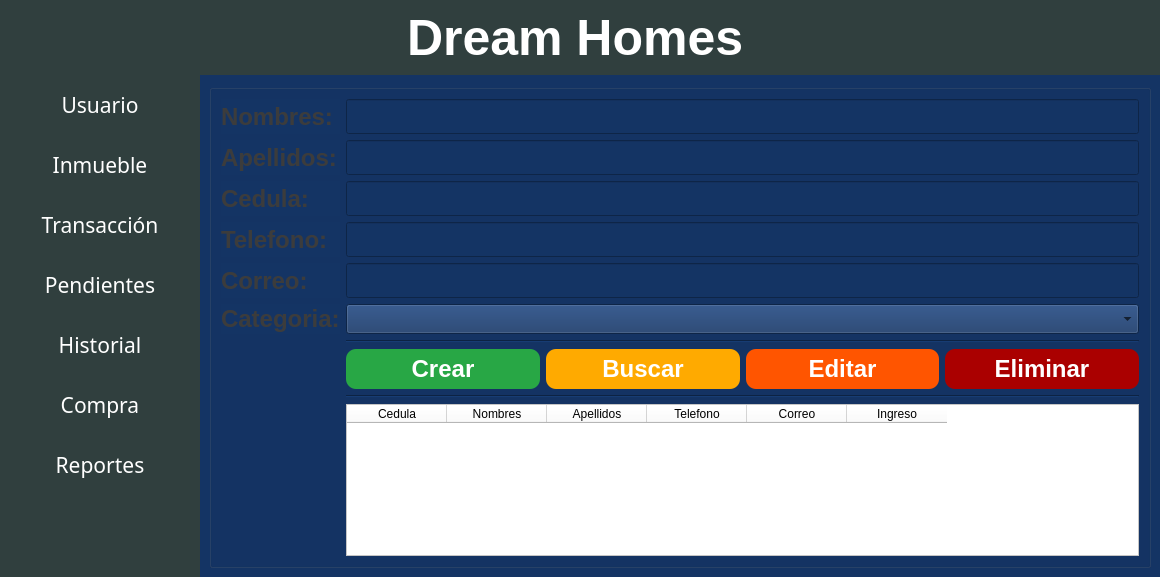
First picture: the form in view/menu_principal.ui, repository JhustynC/TF_BaseDeDatos, before the edit.
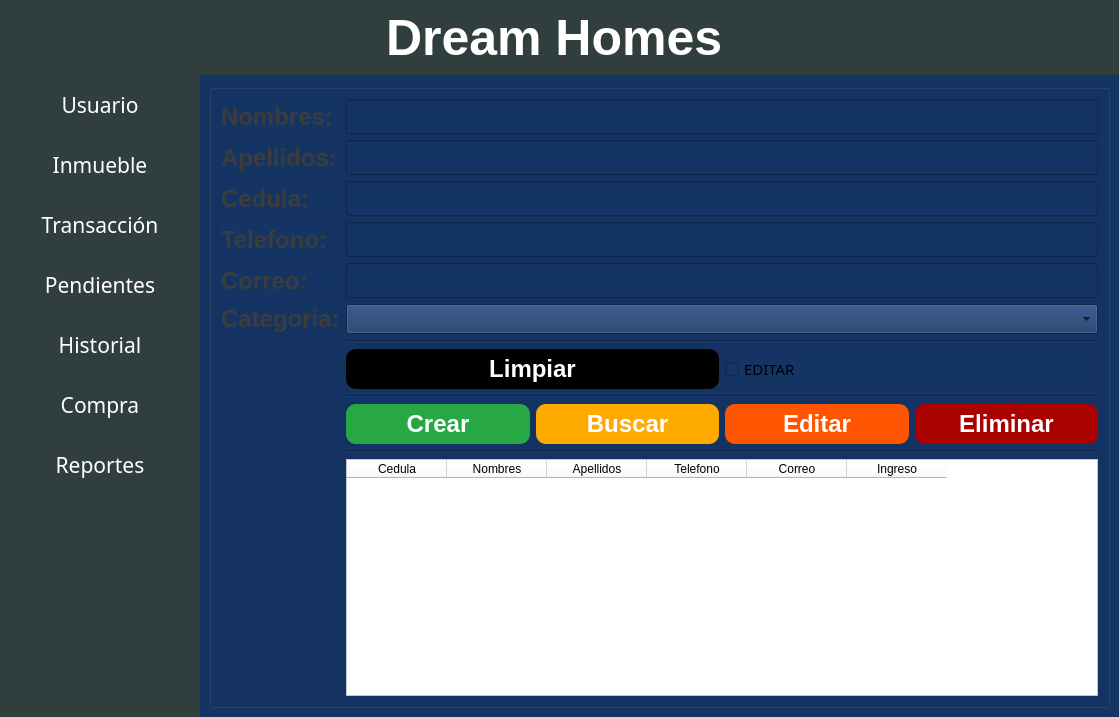
Second picture: the form after the edit. The open tabs and pages were chosen to show the change. Icons and pictures are not drawn.

Commit message: Cambios en interfaz y Pagina Inmueble

```diff
--- a/view/menu_principal.ui
+++ b/view/menu_principal.ui
@@ -9,8 +9,8 @@
    <rect>
     <x>0</x>
     <y>0</y>
-    <width>1160</width>
-    <height>577</height>
+    <width>1114</width>
+    <height>717</height>
    </rect>
   </property>
   <property name="mouseTracking">
@@ -2269,9 +2269,11 @@
                      <item>
                       <layout class="QVBoxLayout" name="verticalLayout_20">
                        <item>
-                        <widget class="QGroupBox" name="formGroupBox_3">
-                         <property name="styleSheet">
-                          <string notr="true">QLabel
+                        <layout class="QGridLayout" name="gridLayout_5">
+                         <item row="0" column="0">
+                          <widget class="QGroupBox" name="formGroupBox_3">
+                           <property name="styleSheet">
+                            <string notr="true">QLabel
 {
     color: rgb(60, 60, 60);
 	font: bold 24px;
@@ -2299,270 +2301,312 @@
 }
 
 </string>
-                         </property>
-                         <property name="title">
-                          <string/>
-                         </property>
-                         <layout class="QGridLayout" name="gridLayout_3">
-                          <item row="3" column="1">
-                           <widget class="QLineEdit" name="txt_cedula_usuario">
-                            <property name="font">
-                             <font>
-                              <family>Arial Rounded MT Bold</family>
-                              <pointsize>14</pointsize>
-                             </font>
-                            </property>
-                           </widget>
-                          </item>
-                          <item row="5" column="0">
-                           <widget class="QLabel" name="label_20">
-                            <property name="text">
-                             <string>Correo:</string>
-                            </property>
-                            <property name="alignment">
-                             <set>Qt::AlignLeading|Qt::AlignLeft|Qt::AlignVCenter</set>
-                            </property>
-                            <property name="openExternalLinks">
-                             <bool>false</bool>
-                            </property>
-                           </widget>
-                          </item>
-                          <item row="6" column="0">
-                           <widget class="QLabel" name="label_21">
-                            <property name="text">
-                             <string>Categoria:</string>
-                            </property>
-                            <property name="alignment">
-                             <set>Qt::AlignLeading|Qt::AlignLeft|Qt::AlignVCenter</set>
-                            </property>
-                            <property name="openExternalLinks">
-                             <bool>false</bool>
-                            </property>
-                           </widget>
-                          </item>
-                          <item row="6" column="1">
-                           <widget class="QComboBox" name="cbx_categoria_usuario">
-                            <property name="minimumSize">
-                             <size>
-                              <width>0</width>
-                              <height>30</height>
-                             </size>
-                            </property>
-                           </widget>
-                          </item>
-                          <item row="10" column="1">
-                           <widget class="QTableWidget" name="tbl_usuario">
-                            <property name="styleSheet">
-                             <string notr="true">background-color: rgb(255, 255, 255);</string>
-                            </property>
-                            <column>
-                             <property name="text">
-                              <string>Cedula</string>
-                             </property>
-                            </column>
-                            <column>
-                             <property name="text">
-                              <string>Nombres</string>
-                             </property>
-                            </column>
-                            <column>
-                             <property name="text">
-                              <string>Apellidos</string>
-                             </property>
-                            </column>
-                            <column>
-                             <property name="text">
-                              <string>Telefono</string>
-                             </property>
-                            </column>
-                            <column>
-                             <property name="text">
-                              <string>Correo</string>
-                             </property>
-                            </column>
-                            <column>
-                             <property name="text">
-                              <string>Ingreso</string>
-                             </property>
-                            </column>
-                           </widget>
-                          </item>
-                          <item row="5" column="1">
-                           <widget class="QLineEdit" name="txt_correo_usuario">
-                            <property name="font">
-                             <font>
-                              <family>Arial Rounded MT Bold</family>
-                              <pointsize>14</pointsize>
-                             </font>
-                            </property>
-                           </widget>
-                          </item>
-                          <item row="8" column="1">
-                           <layout class="QHBoxLayout" name="horizontalLayout_21">
-                            <item>
-                             <widget class="QPushButton" name="btn_crear_usuario">
+                           </property>
+                           <property name="title">
+                            <string/>
+                           </property>
+                           <layout class="QGridLayout" name="gridLayout_3">
+                            <item row="0" column="0">
+                             <widget class="QLabel" name="label_18">
+                              <property name="text">
+                               <string>Nombres:</string>
+                              </property>
+                              <property name="alignment">
+                               <set>Qt::AlignLeading|Qt::AlignLeft|Qt::AlignVCenter</set>
+                              </property>
+                              <property name="openExternalLinks">
+                               <bool>false</bool>
+                              </property>
+                             </widget>
+                            </item>
+                            <item row="0" column="1">
+                             <widget class="QLineEdit" name="txt_nombre_usuario">
+                              <property name="font">
+                               <font>
+                                <family>Arial Rounded MT Bold</family>
+                                <pointsize>14</pointsize>
+                               </font>
+                              </property>
+                             </widget>
+                            </item>
+                            <item row="1" column="0">
+                             <widget class="QLabel" name="label_16">
+                              <property name="text">
+                               <string>Apellidos:</string>
+                              </property>
+                              <property name="alignment">
+                               <set>Qt::AlignLeading|Qt::AlignLeft|Qt::AlignVCenter</set>
+                              </property>
+                              <property name="openExternalLinks">
+                               <bool>false</bool>
+                              </property>
+                             </widget>
+                            </item>
+                            <item row="1" column="1">
+                             <widget class="QLineEdit" name="txt_apellido_usuario">
+                              <property name="font">
+                               <font>
+                                <family>Arial Rounded MT Bold</family>
+                                <pointsize>14</pointsize>
+                               </font>
+                              </property>
+                             </widget>
+                            </item>
+                            <item row="2" column="0">
+                             <widget class="QLabel" name="label_19">
+                              <property name="text">
+                               <string>Cedula:</string>
+                              </property>
+                              <property name="alignment">
+                               <set>Qt::AlignLeading|Qt::AlignLeft|Qt::AlignVCenter</set>
+                              </property>
+                              <property name="openExternalLinks">
+                               <bool>false</bool>
+                              </property>
+                             </widget>
+                            </item>
+                            <item row="2" column="1">
+                             <widget class="QLineEdit" name="txt_cedula_usuario">
+                              <property name="font">
+                               <font>
+                                <family>Arial Rounded MT Bold</family>
+                                <pointsize>14</pointsize>
+                               </font>
+                              </property>
+                             </widget>
+                            </item>
+                            <item row="3" column="0">
+                             <widget class="QLabel" name="label_13">
+                              <property name="text">
+                               <string>Telefono:</string>
+                              </property>
+                              <property name="alignment">
+                               <set>Qt::AlignLeading|Qt::AlignLeft|Qt::AlignVCenter</set>
+                              </property>
+                              <property name="openExternalLinks">
+                               <bool>false</bool>
+                              </property>
+                             </widget>
+                            </item>
+                            <item row="3" column="1">
+                             <widget class="QLineEdit" name="txt_telefono_usuarios">
+                              <property name="font">
+                               <font>
+                                <family>Arial Rounded MT Bold</family>
+                                <pointsize>14</pointsize>
+                               </font>
+                              </property>
+                             </widget>
+                            </item>
+                            <item row="4" column="0">
+                             <widget class="QLabel" name="label_20">
+                              <property name="text">
+                               <string>Correo:</string>
+                              </property>
+                              <property name="alignment">
+                               <set>Qt::AlignLeading|Qt::AlignLeft|Qt::AlignVCenter</set>
+                              </property>
+                              <property name="openExternalLinks">
+                               <bool>false</bool>
+                              </property>
+                             </widget>
+                            </item>
+                            <item row="4" column="1">
+                             <widget class="QLineEdit" name="txt_correo_usuario">
+                              <property name="font">
+                               <font>
+                                <family>Arial Rounded MT Bold</family>
+                                <pointsize>14</pointsize>
+                               </font>
+                              </property>
+                             </widget>
+                            </item>
+                            <item row="5" column="0">
+                             <widget class="QLabel" name="label_21">
+                              <property name="text">
+                               <string>Categoria:</string>
+                              </property>
+                              <property name="alignment">
+                               <set>Qt::AlignLeading|Qt::AlignLeft|Qt::AlignVCenter</set>
+                              </property>
+                              <property name="openExternalLinks">
+                               <bool>false</bool>
+                              </property>
+                             </widget>
+                            </item>
+                            <item row="5" column="1">
+                             <widget class="QComboBox" name="cbx_categoria_usuario">
                               <property name="minimumSize">
                                <size>
                                 <width>0</width>
-                                <height>40</height>
+                                <height>30</height>
                                </size>
                               </property>
-                              <property name="text">
-                               <string>Crear</string>
-                              </property>
                              </widget>
                             </item>
-                            <item>
-                             <widget class="QPushButton" name="btn_buscar_usuario">
-                              <property name="minimumSize">
-                               <size>
-                                <width>30</width>
-                                <height>40</height>
-                               </size>
+                            <item row="6" column="1">
+                             <widget class="Line" name="line_10">
+                              <property name="orientation">
+                               <enum>Qt::Horizontal</enum>
                               </property>
-                              <property name="styleSheet">
-                               <string notr="true">background-color: rgb(255, 170, 0);</string>
-                              </property>
-                              <property name="text">
-                               <string>Buscar</string>
-                              </property>
                              </widget>
                             </item>
-                            <item>
-                             <widget class="QPushButton" name="btn_editar_usuario">
-                              <property name="minimumSize">
-                               <size>
-                                <width>40</width>
-                                <height>40</height>
-                               </size>
+                            <item row="7" column="1">
+                             <layout class="QHBoxLayout" name="horizontalLayout_2">
+                              <item>
+                               <widget class="QPushButton" name="btn_limpiar_usuario">
+                                <property name="minimumSize">
+                                 <size>
+                                  <width>0</width>
+                                  <height>40</height>
+                                 </size>
+                                </property>
+                                <property name="styleSheet">
+                                 <string notr="true">background-color: rgb(0, 0, 0);</string>
+                                </property>
+                                <property name="text">
+                                 <string>Limpiar</string>
+                                </property>
+                               </widget>
+                              </item>
+                              <item>
+                               <widget class="QCheckBox" name="ckb_editar_usuario">
+                                <property name="font">
+                                 <font>
+                                  <family>Arial Rounded MT Bold</family>
+                                  <pointsize>11</pointsize>
+                                 </font>
+                                </property>
+                                <property name="text">
+                                 <string>EDITAR</string>
+                                </property>
+                                <property name="tristate">
+                                 <bool>false</bool>
+                                </property>
+                               </widget>
+                              </item>
+                             </layout>
+                            </item>
+                            <item row="8" column="1">
+                             <widget class="Line" name="line_5">
+                              <property name="orientation">
+                               <enum>Qt::Horizontal</enum>
                               </property>
-                              <property name="styleSheet">
-                               <string notr="true">background-color: rgb(255, 85, 0);</string>
-                              </property>
-                              <property name="text">
-                               <string>Editar</string>
-                              </property>
                              </widget>
                             </item>
-                            <item>
-                             <widget class="QPushButton" name="btn_eliminar_usuario">
-                              <property name="minimumSize">
-                               <size>
-                                <width>30</width>
-                                <height>40</height>
-                               </size>
+                            <item row="9" column="1">
+                             <layout class="QHBoxLayout" name="horizontalLayout_21">
+                              <item>
+                               <widget class="QPushButton" name="btn_crear_usuario">
+                                <property name="minimumSize">
+                                 <size>
+                                  <width>0</width>
+                                  <height>40</height>
+                                 </size>
+                                </property>
+                                <property name="text">
+                                 <string>Crear</string>
+                                </property>
+                               </widget>
+                              </item>
+                              <item>
+                               <widget class="QPushButton" name="btn_buscar_usuario">
+                                <property name="minimumSize">
+                                 <size>
+                                  <width>30</width>
+                                  <height>40</height>
+                                 </size>
+                                </property>
+                                <property name="styleSheet">
+                                 <string notr="true">background-color: rgb(255, 170, 0);</string>
+                                </property>
+                                <property name="text">
+                                 <string>Buscar</string>
+                                </property>
+                               </widget>
+                              </item>
+                              <item>
+                               <widget class="QPushButton" name="btn_editar_usuario">
+                                <property name="minimumSize">
+                                 <size>
+                                  <width>40</width>
+                                  <height>40</height>
+                                 </size>
+                                </property>
+                                <property name="styleSheet">
+                                 <string notr="true">background-color: rgb(255, 85, 0);</string>
+                                </property>
+                                <property name="text">
+                                 <string>Editar</string>
+                                </property>
+                               </widget>
+                              </item>
+                              <item>
+                               <widget class="QPushButton" name="btn_eliminar_usuario">
+                                <property name="minimumSize">
+                                 <size>
+                                  <width>30</width>
+                                  <height>40</height>
+                                 </size>
+                                </property>
+                                <property name="styleSheet">
+                                 <string notr="true">background-color: rgb(170, 0, 0);</string>
+                                </property>
+                                <property name="text">
+                                 <string>Eliminar</string>
+                                </property>
+                               </widget>
+                              </item>
+                             </layout>
+                            </item>
+                            <item row="10" column="1">
+                             <widget class="Line" name="line_6">
+                              <property name="orientation">
+                               <enum>Qt::Horizontal</enum>
                               </property>
+                             </widget>
+                            </item>
+                            <item row="11" column="1">
+                             <widget class="QTableWidget" name="tbl_usuario">
                               <property name="styleSheet">
-                               <string notr="true">background-color: rgb(170, 0, 0);</string>
+                               <string notr="true">background-color: rgb(255, 255, 255);</string>
                               </property>
-                              <property name="text">
-                               <string>Eliminar</string>
-                              </property>
+                              <column>
+                               <property name="text">
+                                <string>Cedula</string>
+                               </property>
+                              </column>
+                              <column>
+                               <property name="text">
+                                <string>Nombres</string>
+                               </property>
+                              </column>
+                              <column>
+                               <property name="text">
+                                <string>Apellidos</string>
+                               </property>
+                              </column>
+                              <column>
+                               <property name="text">
+                                <string>Telefono</string>
+                               </property>
+                              </column>
+                              <column>
+                               <property name="text">
+                                <string>Correo</string>
+                               </property>
+                              </column>
+                              <column>
+                               <property name="text">
+                                <string>Ingreso</string>
+                               </property>
+                              </column>
                              </widget>
                             </item>
                            </layout>
-                          </item>
-                          <item row="2" column="0">
-                           <widget class="QLabel" name="label_16">
-                            <property name="text">
-                             <string>Apellidos:</string>
-                            </property>
-                            <property name="alignment">
-                             <set>Qt::AlignLeading|Qt::AlignLeft|Qt::AlignVCenter</set>
-                            </property>
-                            <property name="openExternalLinks">
-                             <bool>false</bool>
-                            </property>
-                           </widget>
-                          </item>
-                          <item row="2" column="1">
-                           <widget class="QLineEdit" name="txt_apellido_usuario">
-                            <property name="font">
-                             <font>
-                              <family>Arial Rounded MT Bold</family>
-                              <pointsize>14</pointsize>
-                             </font>
-                            </property>
-                           </widget>
-                          </item>
-                          <item row="0" column="1">
-                           <widget class="QLineEdit" name="txt_nombre_usuario">
-                            <property name="font">
-                             <font>
-                              <family>Arial Rounded MT Bold</family>
-                              <pointsize>14</pointsize>
-                             </font>
-                            </property>
-                           </widget>
-                          </item>
-                          <item row="0" column="0">
-                           <widget class="QLabel" name="label_18">
-                            <property name="text">
-                             <string>Nombres:</string>
-                            </property>
-                            <property name="alignment">
-                             <set>Qt::AlignLeading|Qt::AlignLeft|Qt::AlignVCenter</set>
-                            </property>
-                            <property name="openExternalLinks">
-                             <bool>false</bool>
-                            </property>
-                           </widget>
-                          </item>
-                          <item row="3" column="0">
-                           <widget class="QLabel" name="label_19">
-                            <property name="text">
-                             <string>Cedula:</string>
-                            </property>
-                            <property name="alignment">
-                             <set>Qt::AlignLeading|Qt::AlignLeft|Qt::AlignVCenter</set>
-                            </property>
-                            <property name="openExternalLinks">
-                             <bool>false</bool>
-                            </property>
-                           </widget>
-                          </item>
-                          <item row="4" column="1">
-                           <widget class="QLineEdit" name="txt_telefono_usuarios">
-                            <property name="font">
-                             <font>
-                              <family>Arial Rounded MT Bold</family>
-                              <pointsize>14</pointsize>
-                             </font>
-                            </property>
-                           </widget>
-                          </item>
-                          <item row="4" column="0">
-                           <widget class="QLabel" name="label_13">
-                            <property name="text">
-                             <string>Telefono:</string>
-                            </property>
-                            <property name="alignment">
-                             <set>Qt::AlignLeading|Qt::AlignLeft|Qt::AlignVCenter</set>
-                            </property>
-                            <property name="openExternalLinks">
-                             <bool>false</bool>
-                            </property>
-                           </widget>
-                          </item>
-                          <item row="7" column="1">
-                           <widget class="Line" name="line_5">
-                            <property name="orientation">
-                             <enum>Qt::Horizontal</enum>
-                            </property>
-                           </widget>
-                          </item>
-                          <item row="9" column="1">
-                           <widget class="Line" name="line_6">
-                            <property name="orientation">
-                             <enum>Qt::Horizontal</enum>
-                            </property>
-                           </widget>
-                          </item>
-                         </layout>
-                        </widget>
-                       </item>
-                       <item>
-                        <layout class="QGridLayout" name="gridLayout_5"/>
+                          </widget>
+                         </item>
+                        </layout>
                        </item>
                       </layout>
                      </item>
```
Left out of the diff: 327 changed lines with no effect on the pictures. The commit also changes 3 other files.
